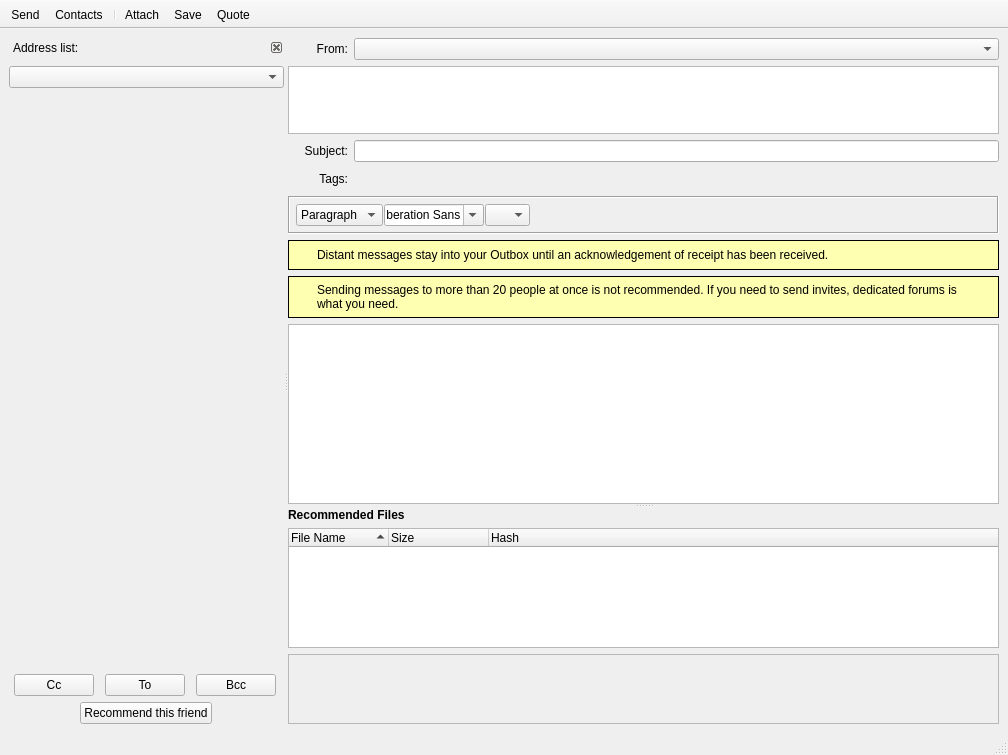
The window that retroshare-gui/src/gui/msgs/MessageComposer.ui (RetroShare/RetroShare) describes before a commit, drawn with Qt 5.
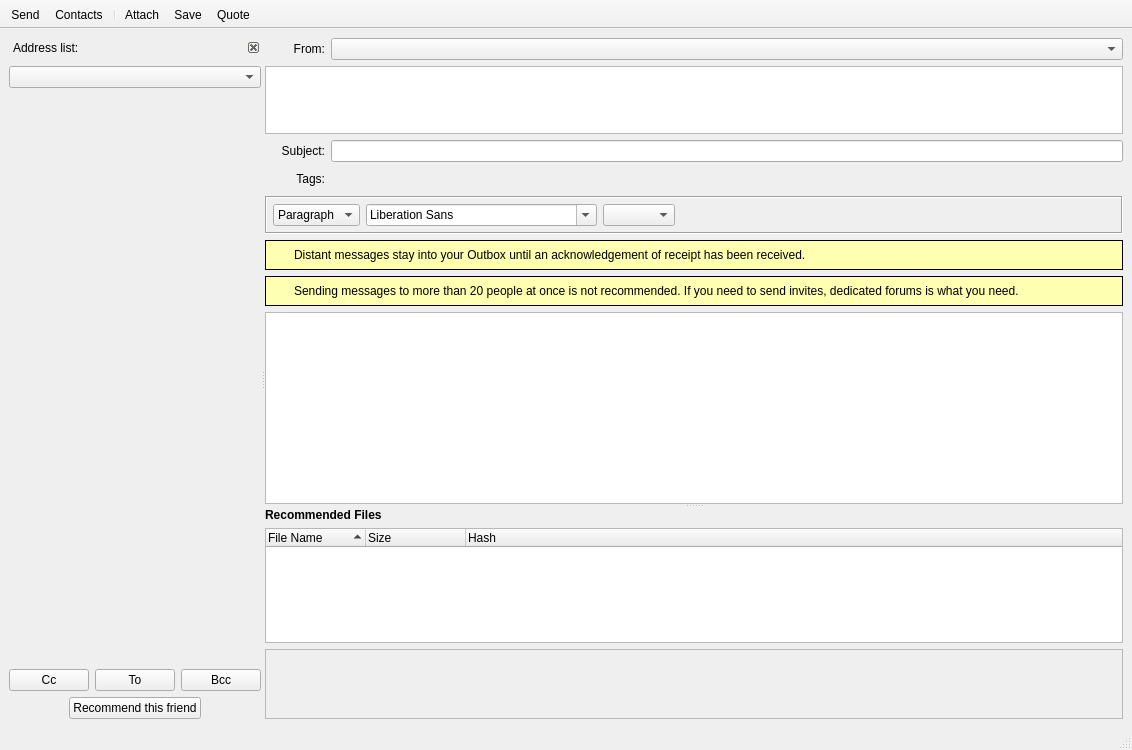
The same window after the commit. Icons and pictures are not drawn. Custom widgets are drawn as their Qt base class.

Commit message:
StyleSheet Rewrite
Use QDarkStyle to make Standard_Dark.qss and Standard_Light.qss
Use Widget name to stylize them.

The edit to the form file:
```diff
--- a/retroshare-gui/src/gui/msgs/MessageComposer.ui
+++ b/retroshare-gui/src/gui/msgs/MessageComposer.ui
@@ -6,8 +6,8 @@
    <rect>
     <x>0</x>
     <y>0</y>
-    <width>1008</width>
-    <height>755</height>
+    <width>1000</width>
+    <height>750</height>
    </rect>
   </property>
   <property name="windowTitle">
@@ -176,7 +176,7 @@
         </layout>
        </widget>
       </widget>
-      <widget class="QWidget" name="">
+      <widget class="QWidget" name="layoutWidget">
        <layout class="QVBoxLayout" name="verticalLayout_2">
         <item>
          <layout class="QGridLayout" name="messageTitleGLayout">
@@ -339,7 +339,7 @@
              <bool>false</bool>
             </attribute>
             <attribute name="verticalHeaderDefaultSectionSize">
-             <number>25</number>
+             <number>30</number>
             </attribute>
            </widget>
           </item>
@@ -350,7 +350,7 @@
           <property name="orientation">
            <enum>Qt::Vertical</enum>
           </property>
-          <widget class="QWidget" name="">
+          <widget class="QWidget" name="layoutWidget">
            <layout class="QVBoxLayout" name="verticalLayout">
             <item>
              <widget class="QFrame" name="toolBarFrame">
@@ -366,7 +366,7 @@
               <property name="frameShadow">
                <enum>QFrame::Sunken</enum>
               </property>
-              <layout class="QGridLayout" name="toolBarFrameGLayout">
+              <layout class="QHBoxLayout" name="toolBarFrameHLayout">
                <property name="leftMargin">
                 <number>6</number>
                </property>
@@ -379,16 +379,11 @@
                <property name="bottomMargin">
                 <number>6</number>
                </property>
-               <item row="0" column="0">
-                <layout class="QGridLayout" name="toolButtonGLayout">
-                 <property name="horizontalSpacing">
-                  <number>1</number>
-                 </property>
-                 <item row="0" column="0">
-                  <widget class="QComboBox" name="comboStyle">
+               <item>
+                <widget class="RSComboBox" name="comboStyle">
                    <property name="maximumSize">
                     <size>
-                     <width>16777215</width>
+                   <width>150</width>
                      <height>16777215</height>
                     </size>
                    </property>
@@ -437,26 +432,20 @@
                    </item>
                   </widget>
                  </item>
-                 <item row="0" column="1">
+               <item>
                   <widget class="QFontComboBox" name="comboFont">
-                   <property name="maximumSize">
-                    <size>
-                     <width>100</width>
-                     <height>16777215</height>
-                    </size>
-                   </property>
                    <property name="focusPolicy">
                     <enum>Qt::ClickFocus</enum>
                    </property>
                   </widget>
                  </item>
-                 <item row="0" column="2">
-                  <widget class="QComboBox" name="comboSize">
-                   <property name="maximumSize">
-                    <size>
-                     <width>45</width>
-                     <height>16777215</height>
-                    </size>
+               <item>
+                <widget class="RSComboBox" name="comboSize">
+                 <property name="sizePolicy">
+                  <sizepolicy hsizetype="Fixed" vsizetype="Fixed">
+                   <horstretch>0</horstretch>
+                   <verstretch>0</verstretch>
+                  </sizepolicy>
                    </property>
                    <property name="focusPolicy">
                     <enum>Qt::ClickFocus</enum>
@@ -464,15 +453,44 @@
                    <property name="toolTip">
                     <string>Font size</string>
                    </property>
-                   <property name="iconSize">
-                    <size>
-                     <width>22</width>
-                     <height>22</height>
-                    </size>
-                   </property>
-                  </widget>
-                 </item>
-                 <item row="0" column="5">
+                </widget>
+               </item>
+               <item>
+                <widget class="QToolButton" name="colorbtn">
+                 <property name="focusPolicy">
+                  <enum>Qt::NoFocus</enum>
+                 </property>
+                 <property name="toolTip">
+                  <string>Set Text color</string>
+                 </property>
+                 <property name="text">
+                  <string/>
+                 </property>
+                 <property name="autoRaise">
+                  <bool>true</bool>
+                 </property>
+                </widget>
+               </item>
+               <item>
+                <widget class="QToolButton" name="color2btn">
+                 <property name="focusPolicy">
+                  <enum>Qt::NoFocus</enum>
+                 </property>
+                 <property name="toolTip">
+                  <string>Set Text background color</string>
+                 </property>
+                 <property name="text">
+                  <string/>
+                 </property>
+                 <property name="autoRepeat">
+                  <bool>false</bool>
+                 </property>
+                 <property name="autoRaise">
+                  <bool>true</bool>
+                 </property>
+                </widget>
+               </item>
+               <item>
                   <widget class="QToolButton" name="sizeincreaseButton">
                    <property name="maximumSize">
                     <size>
@@ -504,7 +522,7 @@
                    </property>
                   </widget>
                  </item>
-                 <item row="0" column="6">
+               <item>
                   <widget class="QToolButton" name="sizedecreaseButton">
                    <property name="maximumSize">
                     <size>
@@ -536,7 +554,7 @@
                    </property>
                   </widget>
                  </item>
-                 <item row="0" column="7">
+               <item>
                   <widget class="QToolButton" name="boldbtn">
                    <property name="minimumSize">
                     <size>
@@ -577,7 +595,48 @@
                    </property>
                   </widget>
                  </item>
-                 <item row="0" column="9">
+               <item>
+                <widget class="QToolButton" name="underlinebtn">
+                 <property name="minimumSize">
+                  <size>
+                   <width>0</width>
+                   <height>0</height>
+                  </size>
+                 </property>
+                 <property name="maximumSize">
+                  <size>
+                   <width>167</width>
+                   <height>167</height>
+                  </size>
+                 </property>
+                 <property name="focusPolicy">
+                  <enum>Qt::NoFocus</enum>
+                 </property>
+                 <property name="toolTip">
+                  <string>Underline</string>
+                 </property>
+                 <property name="text">
+                  <string/>
+                 </property>
+                 <property name="icon">
+                  <iconset resource="../icons.qrc">
+                   <normaloff>:/icons/textedit/underline.png</normaloff>:/icons/textedit/underline.png</iconset>
+                 </property>
+                 <property name="iconSize">
+                  <size>
+                   <width>24</width>
+                   <height>24</height>
+                  </size>
+                 </property>
+                 <property name="checkable">
+                  <bool>true</bool>
+                 </property>
+                 <property name="autoRaise">
+                  <bool>true</bool>
+                 </property>
+                </widget>
+               </item>
+               <item>
                   <widget class="QToolButton" name="italicbtn">
                    <property name="minimumSize">
                     <size>
@@ -618,86 +677,7 @@
                    </property>
                   </widget>
                  </item>
-                 <item row="0" column="14">
-                  <widget class="QToolButton" name="imagebtn">
-                   <property name="minimumSize">
-                    <size>
-                     <width>0</width>
-                     <height>0</height>
-                    </size>
-                   </property>
-                   <property name="maximumSize">
-                    <size>
-                     <width>167</width>
-                     <height>167</height>
-                    </size>
-                   </property>
-                   <property name="focusPolicy">
-                    <enum>Qt::NoFocus</enum>
-                   </property>
-                   <property name="toolTip">
-                    <string>Add an Image</string>
-                   </property>
-                   <property name="text">
-                    <string/>
-                   </property>
-                   <property name="icon">
-                    <iconset resource="../icons.qrc">
-                     <normaloff>:/icons/textedit/photo-of-a-landscape.png</normaloff>:/icons/textedit/photo-of-a-landscape.png</iconset>
-                   </property>
-                   <property name="iconSize">
-                    <size>
-                     <width>24</width>
-                     <height>24</height>
-                    </size>
-                   </property>
-                   <property name="autoRaise">
-                    <bool>true</bool>
-                   </property>
-                  </widget>
-                 </item>
-                 <item row="0" column="13">
-                  <widget class="QToolButton" name="textalignmentbtn">
-                   <property name="minimumSize">
-                    <size>
-                     <width>0</width>
-                     <height>0</height>
-                    </size>
-                   </property>
-                   <property name="maximumSize">
-                    <size>
-                     <width>167</width>
-                     <height>167</height>
-                    </size>
-                   </property>
-                   <property name="focusPolicy">
-                    <enum>Qt::NoFocus</enum>
-                   </property>
-                   <property name="toolTip">
-                    <string>Alignment</string>
-                   </property>
-                   <property name="text">
-                    <string/>
-                   </property>
-                   <property name="icon">
-                    <iconset resource="../icons.qrc">
-                     <normaloff>:/icons/textedit/align.png</normaloff>:/icons/textedit/align.png</iconset>
-                   </property>
-                   <property name="iconSize">
-                    <size>
-                     <width>24</width>
-                     <height>24</height>
-                    </size>
-                   </property>
-                   <property name="popupMode">
-                    <enum>QToolButton::InstantPopup</enum>
-                   </property>
-                   <property name="autoRaise">
-                    <bool>true</bool>
-                   </property>
-                  </widget>
-                 </item>
-                 <item row="0" column="10">
+               <item>
                   <widget class="QToolButton" name="codeButton">
                    <property name="focusPolicy">
                     <enum>Qt::NoFocus</enum>
@@ -723,125 +703,7 @@
                    </property>
                   </widget>
                  </item>
-                 <item row="0" column="17">
-                  <spacer>
-                   <property name="orientation">
-                    <enum>Qt::Horizontal</enum>
-                   </property>
-                   <property name="sizeHint" stdset="0">
-                    <size>
-                     <width>20</width>
-                     <height>24</height>
-                    </size>
-                   </property>
-                  </spacer>
-                 </item>
-                 <item row="0" column="8">
-                  <widget class="QToolButton" name="underlinebtn">
-                   <property name="minimumSize">
-                    <size>
-                     <width>0</width>
-                     <height>0</height>
-                    </size>
-                   </property>
-                   <property name="maximumSize">
-                    <size>
-                     <width>167</width>
-                     <height>167</height>
-                    </size>
-                   </property>
-                   <property name="focusPolicy">
-                    <enum>Qt::NoFocus</enum>
-                   </property>
-                   <property name="toolTip">
-                    <string>Underline</string>
-                   </property>
-                   <property name="text">
-                    <string/>
-                   </property>
-                   <property name="icon">
-                    <iconset resource="../icons.qrc">
-                     <normaloff>:/icons/textedit/underline.png</normaloff>:/icons/textedit/underline.png</iconset>
-                   </property>
-                   <property name="iconSize">
-                    <size>
-                     <width>24</width>
-                     <height>24</height>
-                    </size>
-                   </property>
-                   <property name="checkable">
-                    <bool>true</bool>
-                   </property>
-                   <property name="autoRaise">
-                    <bool>true</bool>
-                   </property>
-                  </widget>
-                 </item>
-                 <item row="0" column="15">
-                  <widget class="QToolButton" name="emoticonButton">
-                   <property name="focusPolicy">
-                    <enum>Qt::NoFocus</enum>
-                   </property>
-                   <property name="icon">
-                    <iconset resource="../icons.qrc">
-                     <normaloff>:/icons/textedit/smile.png</normaloff>:/icons/textedit/smile.png</iconset>
-                   </property>
-                   <property name="iconSize">
-                    <size>
-                     <width>24</width>
-                     <height>24</height>
-                    </size>
-                   </property>
-                   <property name="autoRaise">
-                    <bool>true</bool>
-                   </property>
-                  </widget>
-                 </item>
-                 <item row="0" column="3">
-                  <widget class="QToolButton" name="colorbtn">
-                   <property name="minimumSize">
-                    <size>
-                     <width>0</width>
-                     <height>0</height>
-                    </size>
-                   </property>
-                   <property name="maximumSize">
-                    <size>
-                     <width>167</width>
-                     <height>167</height>
-                    </size>
-                   </property>
-                   <property name="focusPolicy">
-                    <enum>Qt::NoFocus</enum>
-                   </property>
-                   <property name="toolTip">
-                    <string>Set Text color</string>
-                   </property>
-                   <property name="text">
-                    <string/>
-                   </property>
-                   <property name="autoRaise">
-                    <bool>true</bool>
-                   </property>
-                  </widget>
-                 </item>
-                 <item row="0" column="4">
-                  <widget class="QToolButton" name="color2btn">
-                   <property name="toolTip">
-                    <string>Set Text background color</string>
-                   </property>
-                   <property name="text">
-                    <string/>
-                   </property>
-                   <property name="autoRepeat">
-                    <bool>false</bool>
-                   </property>
-                   <property name="autoRaise">
-                    <bool>true</bool>
-                   </property>
-                  </widget>
-                 </item>
-                 <item row="0" column="11">
+               <item>
                   <widget class="QToolButton" name="styleButton">
                    <property name="text">
                     <string/>
@@ -867,8 +729,118 @@
                    </property>
                   </widget>
                  </item>
-                </layout>
+               <item>
+                <widget class="QToolButton" name="textalignmentbtn">
+                 <property name="minimumSize">
+                  <size>
+                   <width>0</width>
+                   <height>0</height>
+                  </size>
+                 </property>
+                 <property name="maximumSize">
+                  <size>
+                   <width>167</width>
+                   <height>167</height>
+                  </size>
+                 </property>
+                 <property name="focusPolicy">
+                  <enum>Qt::NoFocus</enum>
+                 </property>
+                 <property name="toolTip">
+                  <string>Alignment</string>
+                 </property>
+                 <property name="text">
+                  <string/>
+                 </property>
+                 <property name="icon">
+                  <iconset resource="../icons.qrc">
+                   <normaloff>:/icons/textedit/align.png</normaloff>:/icons/textedit/align.png</iconset>
+                 </property>
+                 <property name="iconSize">
+                  <size>
+                   <width>24</width>
+                   <height>24</height>
+                  </size>
+                 </property>
+                 <property name="popupMode">
+                  <enum>QToolButton::InstantPopup</enum>
+                 </property>
+                 <property name="autoRaise">
+                  <bool>true</bool>
+                 </property>
+                </widget>
                </item>
+               <item>
+                <widget class="QToolButton" name="imagebtn">
+                 <property name="minimumSize">
+                  <size>
+                   <width>0</width>
+                   <height>0</height>
+                  </size>
+                 </property>
+                 <property name="maximumSize">
+                  <size>
+                   <width>167</width>
+                   <height>167</height>
+                  </size>
+                 </property>
+                 <property name="focusPolicy">
+                  <enum>Qt::NoFocus</enum>
+                 </property>
+                 <property name="toolTip">
+                  <string>Add an Image</string>
+                 </property>
+                 <property name="text">
+                  <string/>
+                 </property>
+                 <property name="icon">
+                  <iconset resource="../icons.qrc">
+                   <normaloff>:/icons/textedit/photo-of-a-landscape.png</normaloff>:/icons/textedit/photo-of-a-landscape.png</iconset>
+                 </property>
+                 <property name="iconSize">
+                  <size>
+                   <width>24</width>
+                   <height>24</height>
+                  </size>
+                 </property>
+                 <property name="autoRaise">
+                  <bool>true</bool>
+                 </property>
+                </widget>
+               </item>
+               <item>
+                <widget class="QToolButton" name="emoticonButton">
+                 <property name="focusPolicy">
+                  <enum>Qt::NoFocus</enum>
+                 </property>
+                 <property name="icon">
+                  <iconset resource="../icons.qrc">
+                   <normaloff>:/icons/textedit/smile.png</normaloff>:/icons/textedit/smile.png</iconset>
+                 </property>
+                 <property name="iconSize">
+                  <size>
+                   <width>24</width>
+                   <height>24</height>
+                  </size>
+                 </property>
+                 <property name="autoRaise">
+                  <bool>true</bool>
+                 </property>
+                </widget>
+               </item>
+               <item>
+                <spacer>
+                 <property name="orientation">
+                  <enum>Qt::Horizontal</enum>
+                 </property>
+                 <property name="sizeHint" stdset="0">
+                  <size>
+                   <width>20</width>
+                   <height>24</height>
+                  </size>
+                 </property>
+                </spacer>
+               </item>
               </layout>
              </widget>
             </item>
@@ -877,6 +849,15 @@
               <property name="palette">
                <palette>
                 <active>
+                 <colorrole role="WindowText">
+                  <brush brushstyle="SolidPattern">
+                   <color alpha="255">
+                    <red>0</red>
+                    <green>0</green>
+                    <blue>0</blue>
+                   </color>
+                  </brush>
+                 </colorrole>
                  <colorrole role="Base">
                   <brush brushstyle="SolidPattern">
                    <color alpha="255">
@@ -897,6 +878,15 @@
                  </colorrole>
                 </active>
                 <inactive>
+                 <colorrole role="WindowText">
+                  <brush brushstyle="SolidPattern">
+                   <color alpha="255">
+                    <red>0</red>
+                    <green>0</green>
+                    <blue>0</blue>
+                   </color>
+                  </brush>
+                 </colorrole>
                  <colorrole role="Base">
                   <brush brushstyle="SolidPattern">
                    <color alpha="255">
@@ -917,6 +907,15 @@
                  </colorrole>
                 </inactive>
                 <disabled>
+                 <colorrole role="WindowText">
+                  <brush brushstyle="SolidPattern">
+                   <color alpha="255">
+                    <red>154</red>
+                    <green>154</green>
+                    <blue>154</blue>
+                   </color>
+                  </brush>
+                 </colorrole>
                  <colorrole role="Base">
                   <brush brushstyle="SolidPattern">
                    <color alpha="255">
@@ -1031,6 +1030,15 @@
               <property name="palette">
                <palette>
                 <active>
+                 <colorrole role="WindowText">
+                  <brush brushstyle="SolidPattern">
+                   <color alpha="255">
+                    <red>0</red>
+                    <green>0</green>
+                    <blue>0</blue>
+                   </color>
+                  </brush>
+                 </colorrole>
                  <colorrole role="Base">
                   <brush brushstyle="SolidPattern">
                    <color alpha="255">
@@ -1051,6 +1059,15 @@
                  </colorrole>
                 </active>
                 <inactive>
+                 <colorrole role="WindowText">
+                  <brush brushstyle="SolidPattern">
+                   <color alpha="255">
+                    <red>0</red>
+                    <green>0</green>
+                    <blue>0</blue>
+                   </color>
+                  </brush>
+                 </colorrole>
                  <colorrole role="Base">
                   <brush brushstyle="SolidPattern">
                    <color alpha="255">
@@ -1071,6 +1088,15 @@
                  </colorrole>
                 </inactive>
                 <disabled>
+                 <colorrole role="WindowText">
+                  <brush brushstyle="SolidPattern">
+                   <color alpha="255">
+                    <red>154</red>
+                    <green>154</green>
+                    <blue>154</blue>
+                   </color>
+                  </brush>
+                 </colorrole>
                  <colorrole role="Base">
                   <brush brushstyle="SolidPattern">
                    <color alpha="255">
@@ -1386,28 +1412,33 @@
   </action>
  </widget>
  <customwidgets>
-  <customwidget>
-   <class>GxsIdChooser</class>
-   <extends>QComboBox</extends>
-   <header>gui/gxs/GxsIdChooser.h</header>
-  </customwidget>
-  <customwidget>
-   <class>MimeTextEdit</class>
-   <extends>QTextEdit</extends>
-   <header location="global">gui/common/MimeTextEdit.h</header>
-  </customwidget>
   <customwidget>
    <class>FriendSelectionWidget</class>
    <extends>QWidget</extends>
    <header>gui/common/FriendSelectionWidget.h</header>
    <container>1</container>
   </customwidget>
+  <customwidget>
+   <class>GxsIdChooser</class>
+   <extends>QComboBox</extends>
+   <header>gui/gxs/GxsIdChooser.h</header>
+  </customwidget>
   <customwidget>
    <class>HashBox</class>
    <extends>QScrollArea</extends>
    <header location="global">gui/common/HashBox.h</header>
    <container>1</container>
   </customwidget>
+  <customwidget>
+   <class>MimeTextEdit</class>
+   <extends>QTextEdit</extends>
+   <header location="global">gui/common/MimeTextEdit.h</header>
+  </customwidget>
+  <customwidget>
+   <class>RSComboBox</class>
+   <extends>QComboBox</extends>
+   <header>gui/common/RSComboBox.h</header>
+  </customwidget>
  </customwidgets>
  <tabstops>
   <tabstop>titleEdit</tabstop>
```
Left out of the diff: 28 changed lines with no effect on the pictures. Lines whose indentation alone changed are shown as unchanged. The commit also changes 775 other files.
